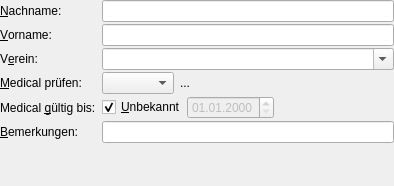
Old version of the form src/gui/windows/objectEditor/PersonEditorPane.ui in the repository startkladde/startkladde.
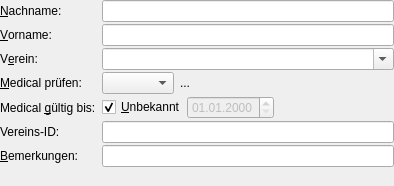
New version of the form. Custom widgets are drawn as their Qt base class.

Commit message: Added club ID edit field to person editor

Patch:
```diff
--- a/src/gui/windows/objectEditor/PersonEditorPane.ui
+++ b/src/gui/windows/objectEditor/PersonEditorPane.ui
@@ -20,7 +20,7 @@
    <property name="margin">
     <number>0</number>
    </property>
-   <item row="9" column="0">
+   <item row="10" column="0">
     <spacer name="verticalSpacer">
      <property name="orientation">
       <enum>Qt::Vertical</enum>
@@ -79,10 +79,10 @@
      </property>
     </widget>
    </item>
-   <item row="7" column="1">
+   <item row="8" column="1">
     <widget class="QLineEdit" name="commentsInput"/>
    </item>
-   <item row="7" column="0">
+   <item row="8" column="0">
     <widget class="QLabel" name="label_5">
      <property name="text">
       <string>&amp;Bemerkungen:</string>
@@ -203,6 +203,16 @@
      </layout>
     </widget>
    </item>
+   <item row="7" column="0">
+    <widget class="QLabel" name="label_7">
+     <property name="text">
+      <string>Vereins-ID:</string>
+     </property>
+    </widget>
+   </item>
+   <item row="7" column="1">
+    <widget class="QLineEdit" name="clubIdInput"/>
+   </item>
   </layout>
  </widget>
  <layoutdefault spacing="6" margin="11"/>
```
Left out of the diff: 3 changed lines with no effect on the pictures. The commit also changes 1 other file.
